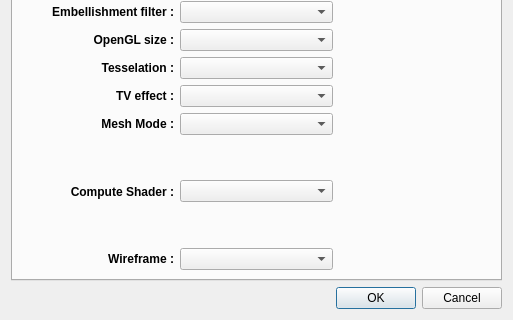
This is yabause/src/qt/ui/UISettings.ui in Yabause/yabause as Qt 5 draws it before an edit; both pictures show x 0 to 513 and y 243 to 563 of the 513 by 563 pixel window. The edited form follows.
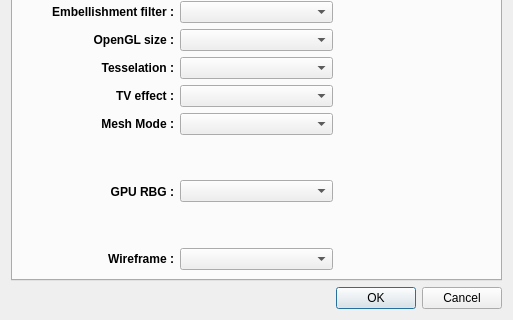
This is the edited form. The open tabs and pages were chosen to show the change. Custom widgets are drawn as their Qt base class.

Commit message: Rename to be a bit more explicit

The edit to the form file:
```diff
--- a/yabause/src/qt/ui/UISettings.ui
+++ b/yabause/src/qt/ui/UISettings.ui
@@ -430,7 +430,7 @@
       <widget class="QComboBox" name="cbMeshModeFilter"/>
     </item>
     <item row="25" column="0">
-			<widget class="QLabel" name="Compute Shader">
+			<widget class="QLabel" name="GPU RBG">
 				<property name="font">
 				<font>
 					<weight>75</weight>
@@ -438,7 +438,7 @@
 				</font>
 				</property>
 				<property name="text">
-					<string>Compute Shader :</string>
+					<string>GPU RBG :</string>
 				</property>
 				<property name="textFormat">
 					<enum>Qt::PlainText</enum>
```
Left out of the diff: 2 changed lines with no effect on the pictures. The commit also changes 1 other file.
